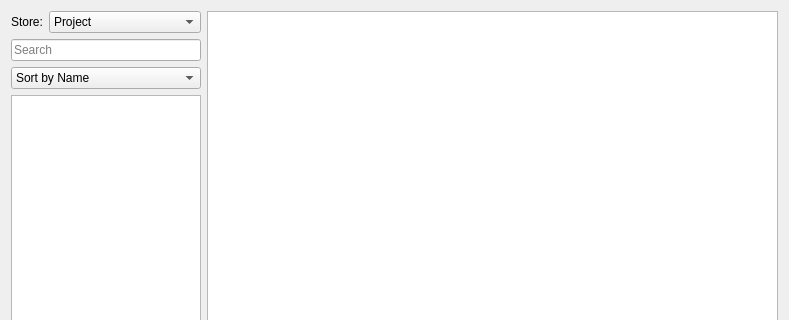
First picture: the form in src/Editor/ResourceBrowser/CResourceBrowser.ui, repository AxioDL/PrimeWorldEditor, before the edit; both pictures show x 0 to 789 and y 0 to 320 of the 789 by 577 pixel window.
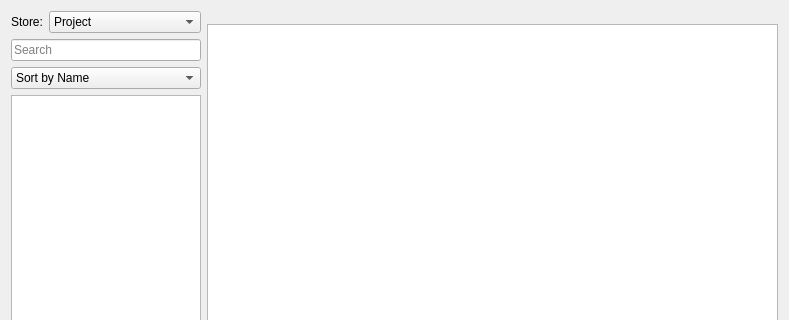
Second picture: the form after the edit.

Commit message: Modified resource browser to use a filesystem browser view

What changed in the file:
```diff
--- a/src/Editor/ResourceBrowser/CResourceBrowser.ui
+++ b/src/Editor/ResourceBrowser/CResourceBrowser.ui
@@ -150,6 +150,42 @@
     </widget>
    </item>
    <item>
+    <widget class="QWidget" name="TableContainerWidget" native="true">
+     <property name="sizePolicy">
+      <sizepolicy hsizetype="Expanding" vsizetype="Preferred">
+       <horstretch>3</horstretch>
+       <verstretch>0</verstretch>
+      </sizepolicy>
+     </property>
+     <layout class="QVBoxLayout" name="verticalLayout_2">
+      <property name="spacing">
+       <number>0</number>
+      </property>
+      <property name="leftMargin">
+       <number>0</number>
+      </property>
+      <property name="topMargin">
+       <number>0</number>
+      </property>
+      <property name="rightMargin">
+       <number>0</number>
+      </property>
+      <property name="bottomMargin">
+       <number>0</number>
+      </property>
+      <item>
+       <widget class="QLabel" name="TableDescriptionLabel">
+        <property name="font">
+         <font>
+          <pointsize>8</pointsize>
+         </font>
+        </property>
+        <property name="text">
+         <string/>
+        </property>
+       </widget>
+      </item>
+      <item>
     <widget class="QTableView" name="ResourceTableView">
      <property name="sizePolicy">
       <sizepolicy hsizetype="Expanding" vsizetype="Expanding">
@@ -195,6 +231,9 @@
      <attribute name="verticalHeaderMinimumSectionSize">
       <number>21</number>
      </attribute>
+       </widget>
+      </item>
+     </layout>
     </widget>
    </item>
   </layout>
```
Lines whose indentation alone changed are shown as unchanged. The commit also changes 7 other files.
